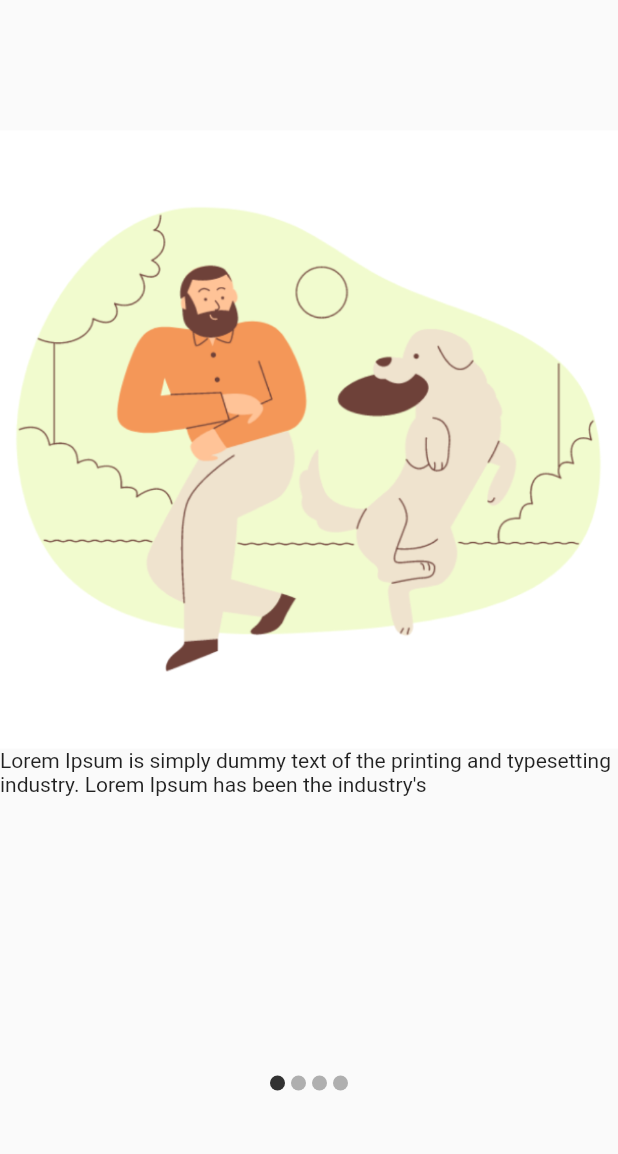
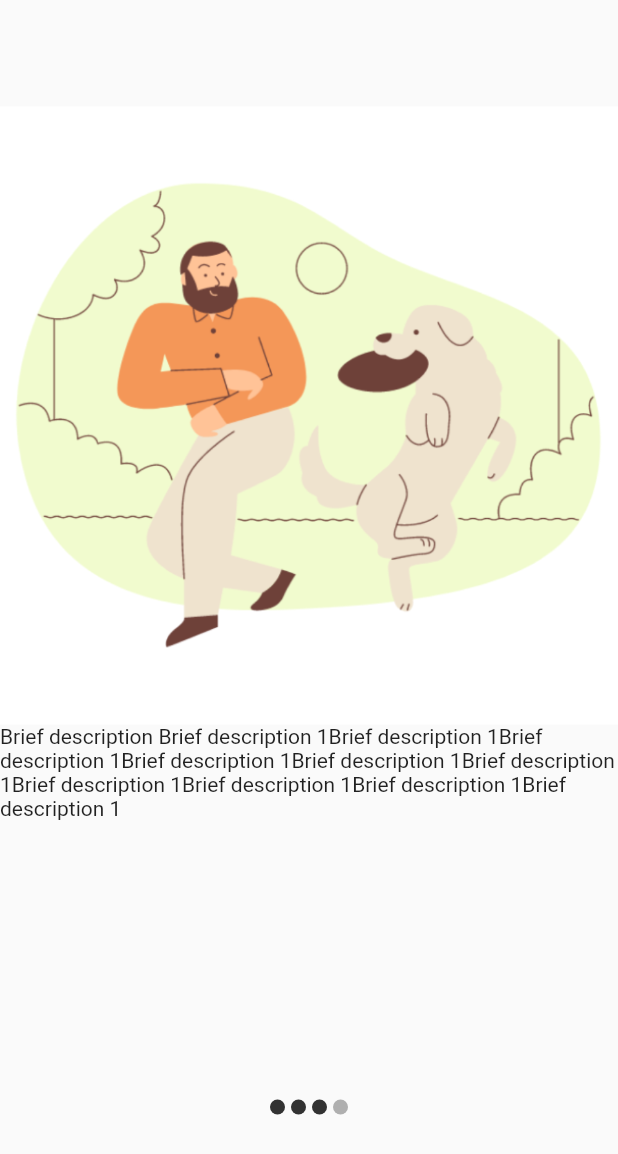
Before and after one commit to Crufixs/Captain-Puppy, a Flutter app: the WelcomePage screen opened directly, on a phone screen of 412 x 824 dp. Shown: the top 1154 px of the screen. Run offline on Flutter 3.47's test engine with Material 2 defaults, Android fonts, the light colour scheme and no system bars; drawn by our look-alikes of carousel_slider; our stand-ins replace fl_chart, rflutter_alert, sqflite; accounts and stored records are empty.

Commit message:
hi piii!! welcome page

```diff
--- a/lib/pages/welcome pages/Welcome page 1.dart
+++ b/lib/pages/welcome pages/Welcome page 1.dart
@@ -14,12 +14,18 @@ class WelcomePage extends StatefulWidget {
 
 class _WelcomePageState extends State<WelcomePage> {
   List messages = [
-    "Lorem Ipsum is simply dummy text of the printing "
-        "and typesetting industry. Lorem Ipsum has been the industry's ",
-    "standard dummy text ever since the 1500s, when an unknown printer "
-        "took a galley of type and scrambled it to make a type specimen book.",
-    "and typesetting industry. Lorem Ipsum has been the industry's "
-        "standard dummy text ever since the 1500s, when an unknown printer ",
+    "Brief description Brief description 1Brief description 1Brief "
+        "description 1Brief description 1Brief description 1Brief "
+        "description 1Brief description 1Brief description 1Brief "
+        "description 1Brief description 1 ",
+    "Brief description Brief description 1Brief description 1Brief "
+        "description 1Brief description 1Brief description 1Brief "
+        "description 1Brief description 1Brief description 1Brief "
+        "description 1Brief description 1 ",
+    "Brief description Brief description 1Brief description 1Brief "
+        "description 1Brief description 1Brief description 1Brief "
+        "description 1Brief description 1Brief description 1Brief "
+        "description 1Brief description 1 ",
     ""
   ];
   int _currentIndex = 0;
@@ -38,7 +44,7 @@ class _WelcomePageState extends State<WelcomePage> {
         },
         hPadding: 10,
         vPadding: 10,
-        text: 'Let\'s Get Started!',
+        text: 'Arf Arf',
       );
     }
   }
```
